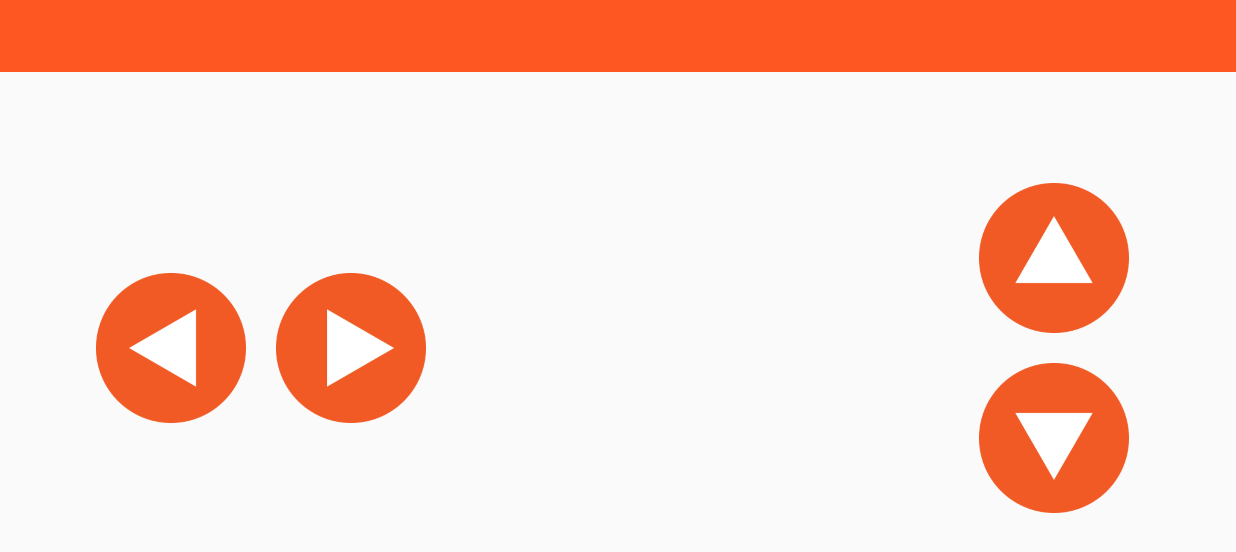
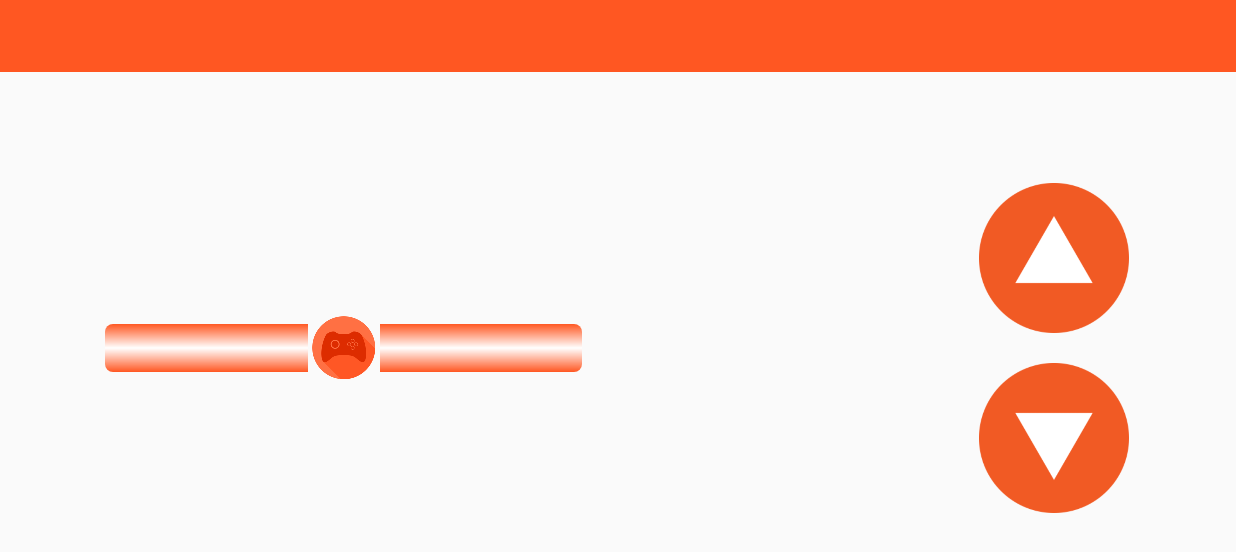
Before and after one commit to gilz688/android_rc-car, an Android app: the ControlsFragment screen opened directly, with no data from a screen before it, on a phone screen of 824 x 412 dp (held sideways). Shown: the top 552 px of the screen. Run offline under Robolectric (Android 15) with nearby library versions, the phone set to English and light mode, and no system bars; libraries missing offline, so code that uses them is left out: fr.castorflex.android; plain views replace SmoothProgressBar; 3 statements that could not run were skipped.

Commit message:
Added custom SeekBar for Steering left/right Changed TCPClient Default Port

```diff
--- a/RCCarClient/app/src/main/java/ph/edu/msuiit/rccarclient/models/TCPClient.java
+++ b/RCCarClient/app/src/main/java/ph/edu/msuiit/rccarclient/models/TCPClient.java
@@ -16,7 +16,7 @@ import java.util.concurrent.Future;
 
 public class TCPClient extends Thread {
     private static final String TAG = "TCPClient";
-    public static final int DEFAULT_PORT = 19876;
+    public static final int DEFAULT_PORT = 19877;
 
     private ExecutorService executor;
     private volatile boolean isRunning = false;
--- a/RCCarClient/app/src/main/java/ph/edu/msuiit/rccarclient/tcp/ControlsFragment.java
+++ b/RCCarClient/app/src/main/java/ph/edu/msuiit/rccarclient/tcp/ControlsFragment.java
@@ -7,17 +7,20 @@ import android.view.LayoutInflater;
 import android.view.MotionEvent;
 import android.view.View;
 import android.view.ViewGroup;
+import android.widget.SeekBar;
 
 import ph.edu.msuiit.rccarclient.R;
 import ph.edu.msuiit.rccarclient.models.ParcelableDevice;
 import ph.edu.msuiit.rccarclient.tcp.proto.ControlsPresenter;
 import ph.edu.msuiit.rccarclient.tcp.proto.ControlsView;
+import ph.edu.msuiit.rccarclient.utils.ControlsSeekBar;
 
-public class ControlsFragment extends Fragment implements ControlsView, View.OnTouchListener {
+public class ControlsFragment extends Fragment implements ControlsView, View.OnTouchListener, ControlsSeekBar.OnSeekBarChangeListener{
     private static final String ARG_DEVICE = "device";
     private ParcelableDevice device;
     private ControlsPresenter mPresenter;
-    private TCPService mBoundService = null;
+
+    private ControlsSeekBar horizontalSeekBar;
 
     public static ControlsFragment newInstance(ParcelableDevice device) {
         ControlsFragment fragment = new ControlsFragment();
@@ -44,12 +47,16 @@ public class ControlsFragment extends Fragment implements ControlsView, View.OnT
         ViewGroup root = (ViewGroup) inflater.inflate(R.layout.fragment_controls,
                 null);
 
-        root.findViewById(R.id.btnLeft).setOnTouchListener(this);
-        root.findViewById(R.id.btnRight).setOnTouchListener(this);
         root.findViewById(R.id.btnForward).setOnTouchListener(this);
         root.findViewById(R.id.btnBackward).setOnTouchListener(this);
 
-        mPresenter = new ControlsPresenterImpl(this, new ControlsInteractorImpl(getActivity(), mBoundService));
+        horizontalSeekBar = (ControlsSeekBar) root.findViewById(R.id.horizontal_seek_bar);
+        horizontalSeekBar.setMaxValue(60);
+        horizontalSeekBar.setMinValue(-60);
+        horizontalSeekBar.setProgressValue(0);
+        horizontalSeekBar.setOnSeekBarChangeListener(this);
+
+        mPresenter = new ControlsPresenterImpl(this, new ControlsInteractorImpl(getActivity()));
         mPresenter.onStart(device);
 
         return root;
@@ -58,11 +65,13 @@ public class ControlsFragment extends Fragment implements ControlsView, View.OnT
     @Override
     public void onResume() {
         super.onResume();
+        mPresenter.onStart(device);
     }
 
     @Override
     public void onPause() {
         super.onPause();
+        mPresenter.onEnd();
     }
 
     @Override
@@ -87,29 +96,40 @@ public class ControlsFragment extends Fragment implements ControlsView, View.OnT
                         mPresenter.onBackwardButtonReleased();
                         return true;
                 }
-
-            case R.id.btnRight:
-                switch (event.getAction()) {
-                    case MotionEvent.ACTION_DOWN:
-                        mPresenter.onRightButtonTouched();
-                        return true;
-                    case MotionEvent.ACTION_UP:
-                        mPresenter.onRightButtonReleased();
-                        return true;
-                }
-
-            case R.id.btnLeft:
-                switch (event.getAction()) {
-                    case MotionEvent.ACTION_DOWN:
-                        mPresenter.onLeftButtonTouched();
-                        return true;
-                    case MotionEvent.ACTION_UP:
-                        mPresenter.onLeftButtonReleased();
-                        return true;
-                }
-
             default:
                 return false;
         }
     }
+
+    @Override
+    public void onProgressChanged(SeekBar seekBar, int progress, boolean fromUser) {
+        switch(seekBar.getId()) {
+            case (R.id.horizontal_seek_bar):
+                if(progress > 0) {
+                    mPresenter.onSeekBarProgressChangedRight(progress);
+                }
+                else if (progress < 0) {
+                    mPresenter.onSeekBarProgressChangedLeft(progress);
+                }
+                else {
+                    mPresenter.onSeekBarCentered();
+                }
+                break;
+        }
+    }
+
+    @Override
+    public void onStartTrackingTouch(SeekBar seekBar) {
+        // TODO Auto-generated method stub
+
+    }
+
+    @Override
+    public void onStopTrackingTouch(SeekBar seekBar) {
+        switch(seekBar.getId()) {
+            case (R.id.horizontal_seek_bar):
+                horizontalSeekBar.setProgressValue(0);
+                break;
+        }
+    }
 }
--- a/RCCarClient/app/src/main/java/ph/edu/msuiit/rccarclient/tcp/ControlsInteractorImpl.java
+++ b/RCCarClient/app/src/main/java/ph/edu/msuiit/rccarclient/tcp/ControlsInteractorImpl.java
@@ -17,11 +17,9 @@ public class ControlsInteractorImpl implements ControlsInteractor {
     private ServiceConnection mConnection;
 
     public static final int RC_CAR_SPEED = 255;
-    public static final int RC_CAR_STEERING_ANGLE = 60;
 
-    public ControlsInteractorImpl(Activity activity, TCPService boundService){
+    public ControlsInteractorImpl(Activity activity){
         mActivity = activity;
-        mBoundService = boundService;
 
         mConnection = new ServiceConnection() {
             public void onServiceConnected(ComponentName className, IBinder service) {
@@ -43,6 +41,10 @@ public class ControlsInteractorImpl implements ControlsInteractor {
         mActivity.bindService(intent, mConnection, Context.BIND_AUTO_CREATE);
     }
 
+    @Override
+    public void stopTCPConnection() {
+        mActivity.unbindService(mConnection);
+    }
 
 
     @Override
@@ -61,25 +63,21 @@ public class ControlsInteractorImpl implements ControlsInteractor {
     }
 
 
-
     @Override
-    public void steerRight() {
-        mBoundService.sendCommand(TCPService.MSG_STEER_RIGHT, RC_CAR_STEERING_ANGLE);
+    public void steerRight(int angle) {
+        mBoundService.sendCommand(TCPService.MSG_STEER_RIGHT, angle);
     }
 
     @Override
-    public void steerLeft() {
-        mBoundService.sendCommand(TCPService.MSG_STEER_LEFT, RC_CAR_STEERING_ANGLE);
+    public void steerLeft(int angle) {
+        mBoundService.sendCommand(TCPService.MSG_STEER_RIGHT, angle);
     }
 
+    @Override
     public void center() {
         mBoundService.sendCenterCommand();
     }
 
-    @Override
-    public void steer(int angle) {
-
-    }
     public void move(boolean forward, int speed) {
         if(forward) {
             mBoundService.sendCommand(TCPService.MSG_STEER_FORWARD, speed);
--- a/RCCarClient/app/src/main/java/ph/edu/msuiit/rccarclient/tcp/proto/ControlsInteractor.java
+++ b/RCCarClient/app/src/main/java/ph/edu/msuiit/rccarclient/tcp/proto/ControlsInteractor.java
@@ -5,22 +5,24 @@ import ph.edu.msuiit.rccarclient.models.Device;
 public interface ControlsInteractor {
 
     public void establishTCPConnection(Device device);
+    public void stopTCPConnection();
 
     public void steerForward();
     public void steerBackward();
     public void stop();
 
-    public void steerRight();
-    public void steerLeft();
+    public void steerRight(int angle);
+    public void steerLeft(int angle);
     public void center();
 
     /*
      *  angle (-45 to 45)
      */
-    public void steer(int angle);
+    //public void steer(int angle);
 
     /*
      *  value (0 to 255)
      */
-    public void move(boolean forward, int value);
+    //public void move(boolean forward, int value);
+
 }
--- a/RCCarClient/app/src/main/java/ph/edu/msuiit/rccarclient/tcp/proto/ControlsPresenter.java
+++ b/RCCarClient/app/src/main/java/ph/edu/msuiit/rccarclient/tcp/proto/ControlsPresenter.java
@@ -4,6 +4,7 @@ import ph.edu.msuiit.rccarclient.models.Device;
 
 public interface ControlsPresenter {
     public void onStart(Device device);
+    public void onEnd();
 
     public void onForwardButtonTouched();
     public void onForwardButtonReleased();
@@ -11,9 +12,7 @@ public interface ControlsPresenter {
     public void onBackwardButtonTouched();
     public void onBackwardButtonReleased();
 
-    public void onRightButtonTouched();
-    public void onRightButtonReleased();
-
-    public void onLeftButtonTouched();
-    public void onLeftButtonReleased();
+    public void onSeekBarProgressChangedRight(int value);
+    public void onSeekBarProgressChangedLeft(int value);
+    public void onSeekBarCentered();
 }
--- /dev/null
+++ b/RCCarClient/app/src/main/java/ph/edu/msuiit/rccarclient/utils/ControlsSeekBar.java
@@ -0,0 +1,75 @@
+package ph.edu.msuiit.rccarclient.utils;
+
+import android.content.Context;
+import android.graphics.Canvas;
+import android.util.AttributeSet;
+import android.util.Log;
+import android.view.MotionEvent;
+import android.widget.SeekBar;
+
+public class ControlsSeekBar extends SeekBar {
+    protected int minValue = 0;
+    protected int maxValue = 0;
+    private OnSeekBarChangeListener onChangeListener;
+
+    public ControlsSeekBar(Context context) {
+        super(context);
+        setUpInternalListener();
+    }
+
+    public ControlsSeekBar(Context context, AttributeSet attrs, int defStyle) {
+        super(context, attrs, defStyle);
+        setUpInternalListener();
+    }
+
+    public ControlsSeekBar(Context context, AttributeSet attrs) {
+        super(context, attrs);
+        setUpInternalListener();
+    }
+
+    public void setMaxValue(int max) {
+        this.maxValue = max;
+        super.setMax(maxValue - minValue);
+    }
+
+    public void setMinValue(int min) {
+        this.minValue = min;
+        super.setMax(maxValue - minValue);
+    }
+
+    public int getProgressValue() {
+        return super.getProgress() + minValue;
+    }
+
+    public void setProgressValue(int value) {
+        super.setProgress(value - minValue);
+    }
+
+    @Override
+    public void setOnSeekBarChangeListener(OnSeekBarChangeListener onChangeListener){
+        this.onChangeListener = onChangeListener;
+    }
+
+    private void setUpInternalListener() {
+        super.setOnSeekBarChangeListener(new OnSeekBarChangeListener() {
+            @Override
+            public void onProgressChanged(SeekBar seekBar, int i, boolean b) {
+                if (onChangeListener != null) {
+                    onChangeListener.onProgressChanged(seekBar, minValue + i, b);
+                }
+            }
+
+            @Override
+            public void onStartTrackingTouch(SeekBar seekBar) {
+                if (onChangeListener != null)
+                    onChangeListener.onStartTrackingTouch(seekBar);
+            }
+
+            @Override
+            public void onStopTrackingTouch(SeekBar seekBar) {
+                if (onChangeListener != null)
+                    onChangeListener.onStopTrackingTouch(seekBar);
+            }
+        });
+    }
+}
--- /dev/null
+++ b/RCCarClient/app/src/main/res/drawable/progress.xml
@@ -0,0 +1,17 @@
+<layer-list xmlns:android="http://schemas.android.com/apk/res/android"
+    android:layout_width="wrap_content"
+    android:layout_height="wrap_content">
+
+    <item android:id="@android:id/background">
+        <shape>
+            <corners android:radius="5dip" />
+            <gradient
+                android:startColor="@color/primary"
+                android:centerColor="#FFF"
+                android:centerY="0.5"
+                android:endColor="@color/primary"
+                android:angle="270"
+                />
+        </shape>
+    </item>
+</layer-list>
--- a/RCCarClient/app/src/main/res/layout/fragment_controls.xml
+++ b/RCCarClient/app/src/main/res/layout/fragment_controls.xml
@@ -27,10 +27,11 @@
             android:id="@+id/btnBackward"
             android:background="@drawable/button_backward"
             android:layout_margin="10dp" />
+
     </LinearLayout>
 
     <LinearLayout
-        android:orientation="horizontal"
+        android:orientation="vertical"
         android:layout_width="wrap_content"
         android:layout_height="wrap_content"
         android:id="@+id/linearLayout"
@@ -40,18 +41,13 @@
         android:layout_marginLeft="54dp"
         android:layout_marginStart="54dp">
 
-        <ImageButton
-            android:layout_width="100dp"
-            android:layout_height="100dp"
-            android:id="@+id/btnLeft"
-            android:background="@drawable/button_right"
-            android:layout_margin="10dp" />
-
-        <ImageButton
-            android:layout_width="100dp"
-            android:layout_height="100dp"
-            android:id="@+id/btnRight"
-            android:background="@drawable/button_left"
-            android:layout_margin="10dp" />
+        <ph.edu.msuiit.rccarclient.utils.ControlsSeekBar
+            android:id="@+id/horizontal_seek_bar"
+            android:layout_width="350dp"
+            android:layout_height="wrap_content"
+            android:progress="0"
+            android:progressDrawable="@drawable/progress"
+            android:thumb="@drawable/ic_launcher"
+            />
     </LinearLayout>
 </RelativeLayout>
```
Also changed, not shown: RCCarClient/app/src/main/java/ph/edu/msuiit/rccarclient/tcp/ControlsPresenterImpl.java (+10 -9 lines), RCCarClient/app/src/main/java/ph/edu/msuiit/rccarclient/tcp/TCPService.java (+2 -7 lines).
